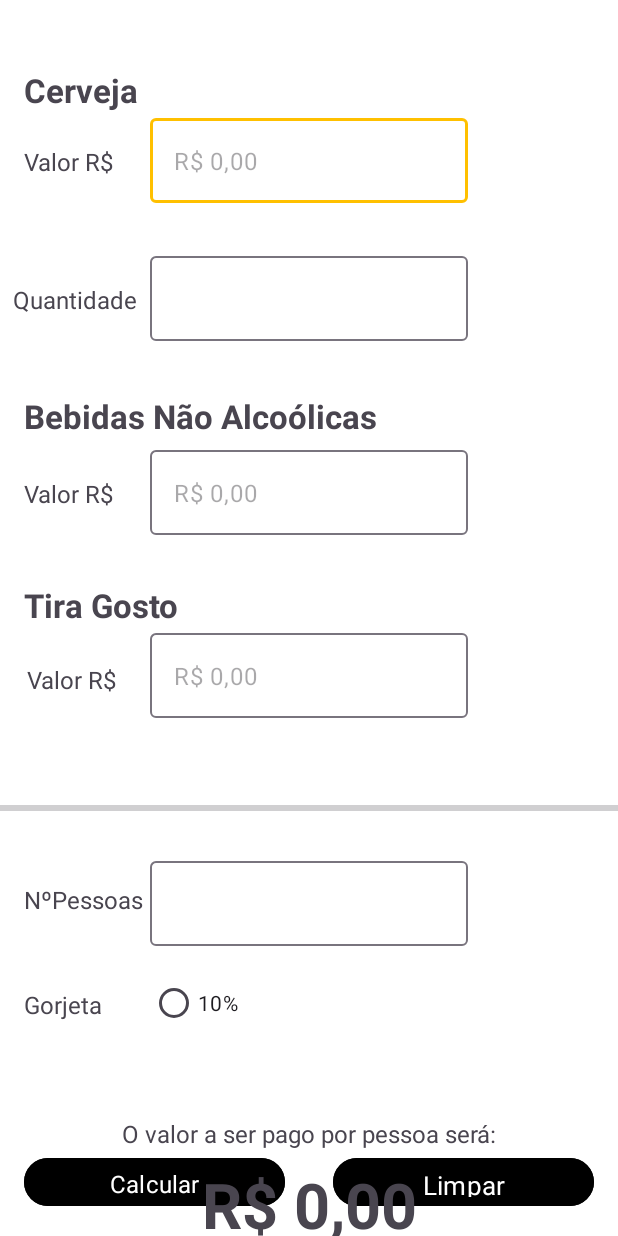
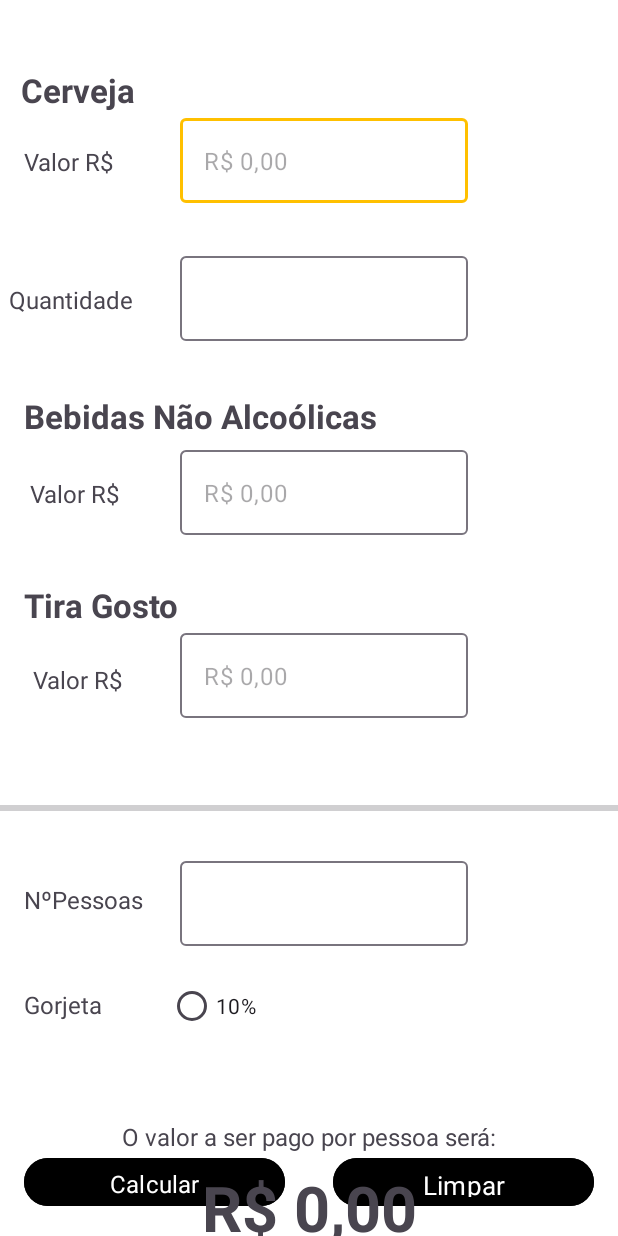
Before and after one commit to pernaf/Conta_Barzinho-, an Android app: the TelaContas screen opened directly, with no data from a screen before it, on a phone screen of 412 x 824 dp. Run offline under Robolectric (Android 15) with nearby library versions, the phone set to English and light mode, and no system bars; Roboto replaces fonts that are not available here.

Commit message:
AT7: atualização designer tela contas

```diff
--- a/app/src/main/res/layout/activity_tela_contas.xml
+++ b/app/src/main/res/layout/activity_tela_contas.xml
@@ -14,7 +14,7 @@
         android:layout_width="match_parent"
         android:layout_height="wrap_content"
         android:layout_marginTop="45dp"
-        android:layout_marginStart="16dp"
+        android:layout_marginStart="14dp"
         android:layout_marginEnd="150dp"
         android:text="Cerveja"
         android:fontFamily="@font/adlam_display"
@@ -42,7 +42,7 @@
         android:layout_width="match_parent"
         android:layout_height="wrap_content"
         android:layout_marginTop="4dp"
-        android:layout_marginStart="100dp"
+        android:layout_marginStart="120dp"
         android:layout_marginEnd="100dp"
         app:layout_constraintEnd_toEndOf="parent"
         app:layout_constraintStart_toStartOf="parent"
@@ -63,9 +63,11 @@
         android:layout_width="wrap_content"
         android:layout_height="wrap_content"
         android:layout_marginTop="70dp"
+        android:layout_marginStart="12dp"
+        android:layout_marginEnd="330dp"
         android:text="Quantidade"
         android:textSize="16sp"
-        app:layout_constraintEnd_toStartOf="@+id/inpt_qtd_cerva"
+        app:layout_constraintEnd_toEndOf="parent"
         app:layout_constraintStart_toStartOf="parent"
         app:layout_constraintTop_toBottomOf="@+id/tv_valor_cerva" />
 
@@ -74,7 +76,7 @@
         android:layout_width="match_parent"
         android:layout_height="wrap_content"
         android:layout_marginTop="30dp"
-        android:layout_marginStart="100dp"
+        android:layout_marginStart="120dp"
         android:layout_marginEnd="100dp"
         app:layout_constraintStart_toStartOf="parent"
         app:layout_constraintTop_toBottomOf="@+id/inpt_valor_cerva">
@@ -107,8 +109,8 @@
         android:layout_width="match_parent"
         android:layout_height="wrap_content"
         android:layout_marginTop="26dp"
-        android:layout_marginEnd="330dp"
-        android:layout_marginStart="16dp"
+        android:layout_marginEnd="325dp"
+        android:layout_marginStart="20dp"
         android:text="Valor R$"
         android:textSize="16sp"
         app:layout_constraintEnd_toEndOf="parent"
@@ -120,7 +122,7 @@
         android:layout_width="match_parent"
         android:layout_height="wrap_content"
         android:layout_marginTop="8dp"
-        android:layout_marginStart="100dp"
+        android:layout_marginStart="120dp"
         android:layout_marginEnd="100dp"
         app:hintEnabled="false"
         app:layout_constraintEnd_toEndOf="parent"
@@ -159,7 +161,7 @@
         android:textSize="16sp"
         android:layout_marginTop="24dp"
         android:layout_marginEnd="300dp"
-        android:layout_marginStart="18dp"
+        android:layout_marginStart="22dp"
         app:layout_constraintEnd_toEndOf="parent"
         app:layout_constraintStart_toStartOf="parent"
         app:layout_constraintTop_toBottomOf="@+id/tv_tiragosto" />
@@ -169,7 +171,7 @@
         android:layout_width="match_parent"
         android:layout_height="wrap_content"
         android:layout_marginTop="4dp"
-        android:layout_marginStart="100dp"
+        android:layout_marginStart="120dp"
         android:layout_marginEnd="100dp"
         app:hintEnabled="false"
         app:layout_constraintEnd_toEndOf="parent"
@@ -213,7 +215,7 @@
         android:layout_width="match_parent"
         android:layout_height="wrap_content"
         android:layout_marginTop="22dp"
-        android:layout_marginStart="100dp"
+        android:layout_marginStart="120dp"
         android:layout_marginEnd="100dp"
         app:layout_constraintEnd_toEndOf="parent"
         app:layout_constraintStart_toStartOf="parent"
@@ -231,8 +233,8 @@
         android:id="@+id/radioButton_gorjeta"
         android:layout_width="match_parent"
         android:layout_height="wrap_content"
-        android:layout_marginTop="14dp"
-        android:layout_marginStart="100dp"
+        android:layout_marginTop="16dp"
+        android:layout_marginStart="112dp"
         android:layout_marginEnd="50dp"
         android:text="10%"
         app:layout_constraintEnd_toEndOf="parent"
```
